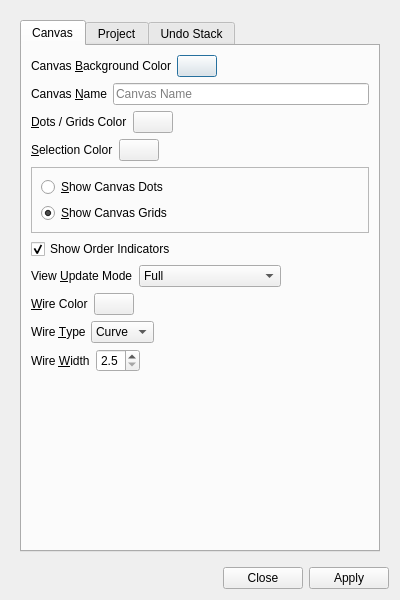
First picture: the form in UI/glitch-canvas-settings.ui, repository textbrowser/glitch, before the edit.
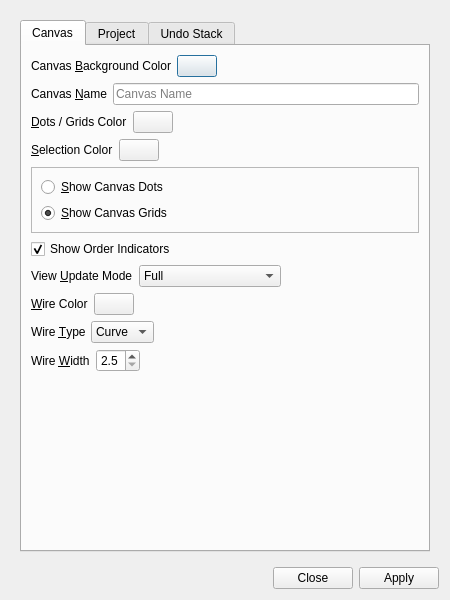
Second picture: the form after the edit. Icons and pictures are not drawn.

Commit message: New geometries. Window titles.

What changed in the file:
```diff
--- a/UI/glitch-canvas-settings.ui
+++ b/UI/glitch-canvas-settings.ui
@@ -6,7 +6,7 @@
    <rect>
     <x>0</x>
     <y>0</y>
-    <width>400</width>
+    <width>450</width>
     <height>600</height>
    </rect>
   </property>
@@ -31,7 +31,7 @@
        <rect>
         <x>0</x>
         <y>0</y>
-        <width>388</width>
+        <width>438</width>
         <height>544</height>
        </rect>
       </property>
```
The commit also changes 6 other files.
